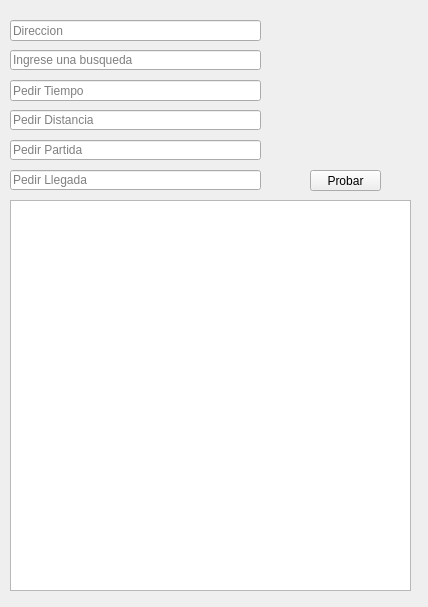
jpcalcara/DATAMANAGER, file Clase DataManager - Unificado/ventana.ui: the form before one commit.
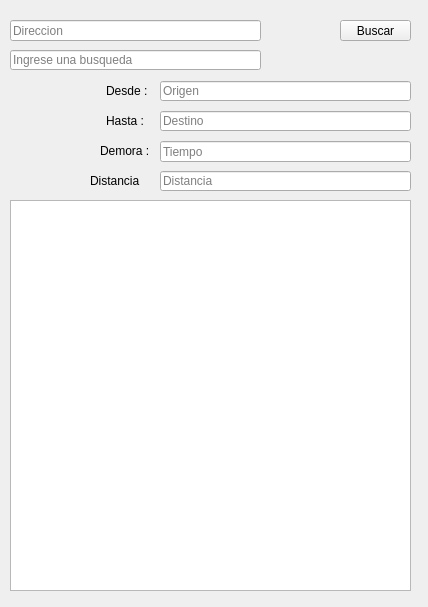
The form after the commit.

Diff of the .ui file:
```diff
--- a/Clase DataManager - Unificado/ventana.ui
+++ b/Clase DataManager - Unificado/ventana.ui
@@ -16,14 +16,14 @@
   <widget class="QPushButton" name="pbDireccion">
    <property name="geometry">
     <rect>
-     <x>310</x>
-     <y>170</y>
+     <x>340</x>
+     <y>20</y>
      <width>71</width>
      <height>21</height>
     </rect>
    </property>
    <property name="text">
-    <string>Probar</string>
+    <string>Buscar</string>
    </property>
   </widget>
   <widget class="QLineEdit" name="leDireccion">
@@ -65,53 +65,105 @@
   <widget class="QLineEdit" name="leTiempo">
    <property name="geometry">
     <rect>
-     <x>10</x>
-     <y>80</y>
+     <x>160</x>
+     <y>141</y>
      <width>251</width>
      <height>21</height>
     </rect>
    </property>
    <property name="placeholderText">
-    <string>Pedir Tiempo</string>
+    <string>Tiempo</string>
    </property>
   </widget>
   <widget class="QLineEdit" name="leDistancia">
    <property name="geometry">
     <rect>
-     <x>10</x>
-     <y>110</y>
+     <x>160</x>
+     <y>171</y>
      <width>251</width>
      <height>20</height>
     </rect>
    </property>
    <property name="placeholderText">
-    <string>Pedir Distancia</string>
+    <string>Distancia</string>
    </property>
   </widget>
   <widget class="QLineEdit" name="lePartida">
    <property name="geometry">
     <rect>
-     <x>10</x>
-     <y>140</y>
+     <x>160</x>
+     <y>81</y>
      <width>251</width>
      <height>20</height>
     </rect>
    </property>
    <property name="placeholderText">
-    <string>Pedir Partida</string>
+    <string>Origen</string>
    </property>
   </widget>
   <widget class="QLineEdit" name="leLlegada">
    <property name="geometry">
     <rect>
-     <x>10</x>
-     <y>170</y>
+     <x>160</x>
+     <y>111</y>
      <width>251</width>
      <height>20</height>
     </rect>
    </property>
    <property name="placeholderText">
-    <string>Pedir Llegada</string>
+    <string>Destino</string>
+   </property>
+  </widget>
+  <widget class="QLabel" name="label_2">
+   <property name="geometry">
+    <rect>
+     <x>106</x>
+     <y>81</y>
+     <width>51</width>
+     <height>20</height>
+    </rect>
+   </property>
+   <property name="text">
+    <string>Desde :</string>
+   </property>
+  </widget>
+  <widget class="QLabel" name="label_3">
+   <property name="geometry">
+    <rect>
+     <x>106</x>
+     <y>111</y>
+     <width>51</width>
+     <height>20</height>
+    </rect>
+   </property>
+   <property name="text">
+    <string>Hasta :</string>
+   </property>
+  </widget>
+  <widget class="QLabel" name="label_4">
+   <property name="geometry">
+    <rect>
+     <x>100</x>
+     <y>141</y>
+     <width>51</width>
+     <height>20</height>
+    </rect>
+   </property>
+   <property name="text">
+    <string>Demora :</string>
+   </property>
+  </widget>
+  <widget class="QLabel" name="label_5">
+   <property name="geometry">
+    <rect>
+     <x>90</x>
+     <y>170</y>
+     <width>51</width>
+     <height>21</height>
+    </rect>
+   </property>
+   <property name="text">
+    <string>Distancia :</string>
    </property>
   </widget>
  </widget>
```
